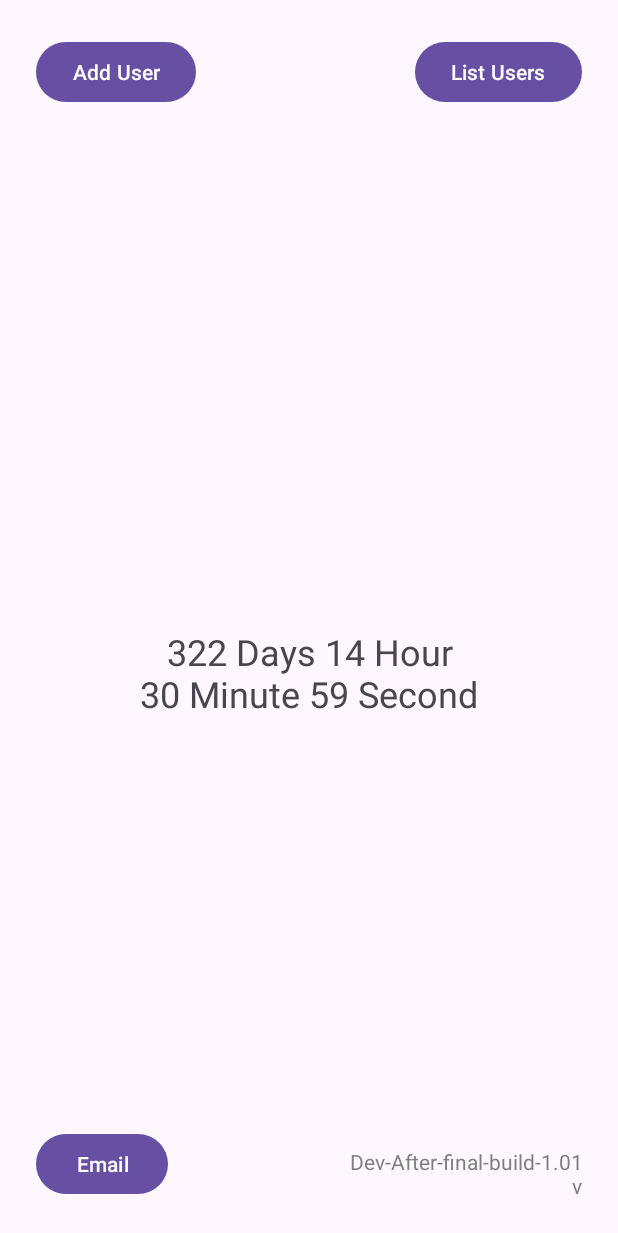
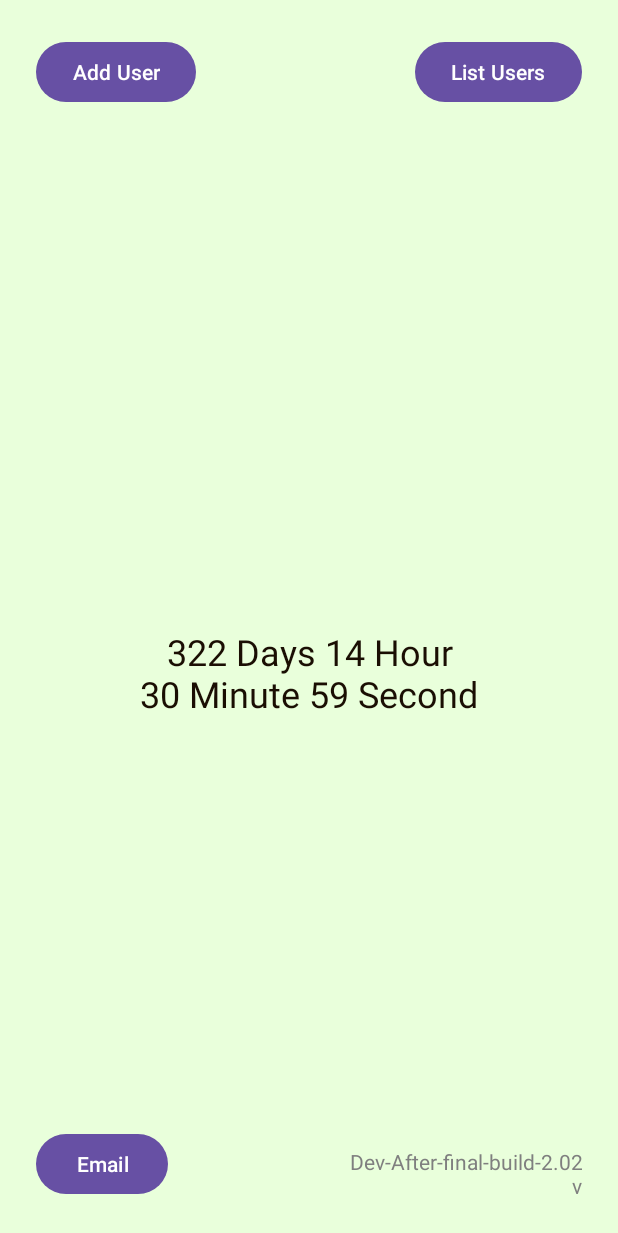
Before and after one commit to JustPause/Andriod_B_Day_Getter, an Android app: the screen it shows after launch (MainActivity), on a phone screen of 412 x 824 dp. Shown: the top 1233 px of the screen. Run offline under Robolectric (Android 15) with nearby library versions, the phone set to English and light mode, and no system bars; our stand-ins replace Room's generated code; 6 statements that could not run were skipped.

Commit message:
check point

```diff
--- a/BDayGetter/app/src/main/java/com/example/b_daygetter/AddUsers/AddUsersActivoty.java
+++ b/BDayGetter/app/src/main/java/com/example/b_daygetter/AddUsers/AddUsersActivoty.java
@@ -5,6 +5,7 @@ import android.os.Bundle;
 import android.util.Log;
 import android.view.View;
 import android.widget.EditText;
+import android.widget.Toast;
 
 import androidx.appcompat.app.AppCompatActivity;
 
@@ -30,6 +31,7 @@ public class AddUsersActivoty extends AppCompatActivity {
 		EditText personName = findViewById(R.id.Person_Name);
 		EditText personDate = findViewById(R.id.Person_Date);
 
+		try {
 			String[] words = personName.getText().toString().split(" ");
 
 			String userName = words[0];
@@ -50,5 +52,9 @@ public class AddUsersActivoty extends AppCompatActivity {
 			Intent intent = new Intent(this, AddMessige.class);
 			finish();
 			startActivity(intent);
+		} catch (Exception e) {
+			Toast.makeText(this, "Kaska Paraisei neteisingai", Toast.LENGTH_SHORT).show();
 		}
 	}
+
+}
--- a/BDayGetter/app/src/main/java/com/example/b_daygetter/Dao/Message.java
+++ b/BDayGetter/app/src/main/java/com/example/b_daygetter/Dao/Message.java
@@ -10,9 +10,6 @@ public class Message {
 	//TODO Kartu jei zomgus parasota ta paty email - messige priskiria prie to email naudotoko
 	//TODO Jei meilo nera tai ir parasyti
 
-	//	@ColumnInfo(name = "user_id")
-	//	private int user_id;
-	// cia turetu buti naudotoja id kuris prisi viska
 	@ColumnInfo(name = "email")
 	private final String email;
 	@ColumnInfo(name = "message")
--- a/BDayGetter/app/src/main/res/layout/activity_main.xml
+++ b/BDayGetter/app/src/main/res/layout/activity_main.xml
@@ -5,7 +5,10 @@
     android:id="@+id/Main_Window"
     android:layout_width="match_parent"
     android:layout_height="match_parent"
+    android:background="@color/Nyanza"
+
     tools:context=".Main.MainActivity">
+
 
     <TextView
         android:id="@+id/User_name"
@@ -14,9 +17,11 @@
         android:layout_marginBottom="24dp"
         android:text="@string/User_name"
         android:textAlignment="center"
+        android:textColor="@color/black"
         android:textSize="24sp"
         app:layout_constraintBottom_toTopOf="@+id/Date"
         app:layout_constraintEnd_toEndOf="parent"
+
         app:layout_constraintStart_toStartOf="parent" />
 
     <TextView
@@ -26,11 +31,13 @@
 
         android:text="@string/CountDown"
         android:textAlignment="center"
+        android:textColor="@color/black"
+
         android:textSize="24sp"
-
         app:layout_constraintBottom_toBottomOf="parent"
         app:layout_constraintEnd_toEndOf="parent"
         app:layout_constraintStart_toStartOf="parent"
+
         app:layout_constraintTop_toBottomOf="@+id/List_Users" />
 
     <TextView
@@ -40,10 +47,12 @@
         android:layout_marginBottom="24dp"
         android:text="@string/date"
         android:textAlignment="center"
+        android:textColor="@color/black"
         android:textSize="34sp"
         app:layout_constraintBottom_toTopOf="@+id/B_day_countdown"
         app:layout_constraintEnd_toEndOf="parent"
-        app:layout_constraintStart_toStartOf="parent" />
+
+        app:layout_constraintStart_toStartOf="parent" />/>
 
     <TextView
         android:id="@+id/Age_will_be"
@@ -52,11 +61,13 @@
         android:layout_marginTop="24dp"
         android:text="@string/age_will_be"
         android:textAlignment="center"
+        android:textColor="@color/black"
         android:textSize="34sp"
         app:layout_constraintEnd_toEndOf="parent"
         app:layout_constraintHorizontal_bias="0.5"
         app:layout_constraintStart_toStartOf="parent"
-        app:layout_constraintTop_toBottomOf="@+id/B_day_countdown" />
+
+        app:layout_constraintTop_toBottomOf="@+id/B_day_countdown" />/>
 
     <Button
         android:id="@+id/Add_User"
--- a/BDayGetter/app/src/main/res/values-night/themes.xml
+++ b/BDayGetter/app/src/main/res/values-night/themes.xml
@@ -12,6 +12,8 @@
         <!-- Status bar color. -->
         <item name="android:statusBarColor">?attr/colorPrimaryVariant</item>
         <!-- Customize your theme here. -->
+        <item name="background">@color/Nyanza</item>
+        <item name="android:textColor">@color/black</item>
     </style>
     <!-- Base application theme. -->
     <style name="Base.Theme.BDayGetter" parent="Theme.Material3.DayNight.NoActionBar">
--- a/BDayGetter/app/src/main/res/values/colors.xml
+++ b/BDayGetter/app/src/main/res/values/colors.xml
@@ -6,4 +6,10 @@
     <color name="teal_700">#FFA61123</color>
     <color name="black">#FF1A0E03</color>
     <color name="white">#FFFFFFFF</color>
+
+    <color name="Nyanza">#FFE9FFDB</color>
+    <color name="Combridge_blue">#FF85B09A</color>
+    <color name="Paynes_gray">#FF536878</color>
+    <color name="Davys_gray">#FF555555</color>
+    <color name="Icterine">#FFFCF75E</color>
 </resources>
--- a/BDayGetter/app/src/main/res/values/strings.xml
+++ b/BDayGetter/app/src/main/res/values/strings.xml
@@ -8,7 +8,7 @@
     <string name="age_will_be">Age</string>
     <string name="CountDown">DD:HH:MM:SS</string>
     <!-- Strings used for fragments for navigation -->
-    <string name="version">Dev-After-final-build-1.01v</string>
+    <string name="version">Dev-After-final-build-2.02v</string>
     <string name="vardas_pavarde">Vardas Pavarde</string>
     <string name="give_name">Give_Name</string>
     <string name="submit">submit</string>
--- a/BDayGetter/app/src/main/res/values/themes.xml
+++ b/BDayGetter/app/src/main/res/values/themes.xml
@@ -12,6 +12,8 @@
         <!-- Status bar color. -->
         <item name="android:statusBarColor">?attr/colorPrimaryVariant</item>
         <!-- Customize your theme here. -->
+        <item name="background">@color/Nyanza</item>
+        <item name="android:textColor">@color/black</item>
     </style>
 
     <style name="Theme.BDayGetter.NoActionBar">
```
Also changed, not shown: BDayGetter/app/src/main/java/com/example/b_daygetter/ListUsers/SelectedId.java (deleted, +0 -13 lines), BDayGetter/app/src/main/java/com/example/b_daygetter/Main/MainActivity.java (+5 -2 lines). Lines whose indentation alone changed are shown as unchanged.
